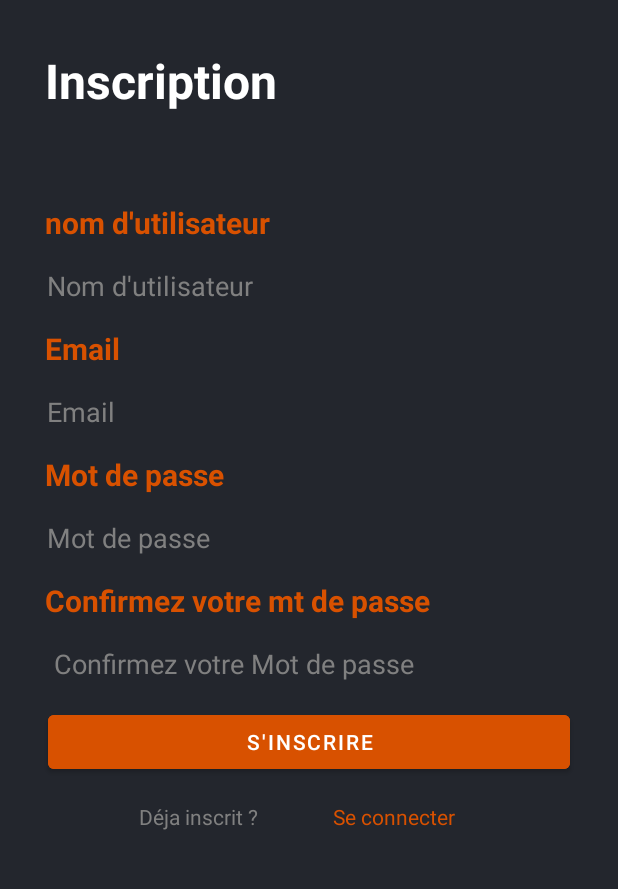
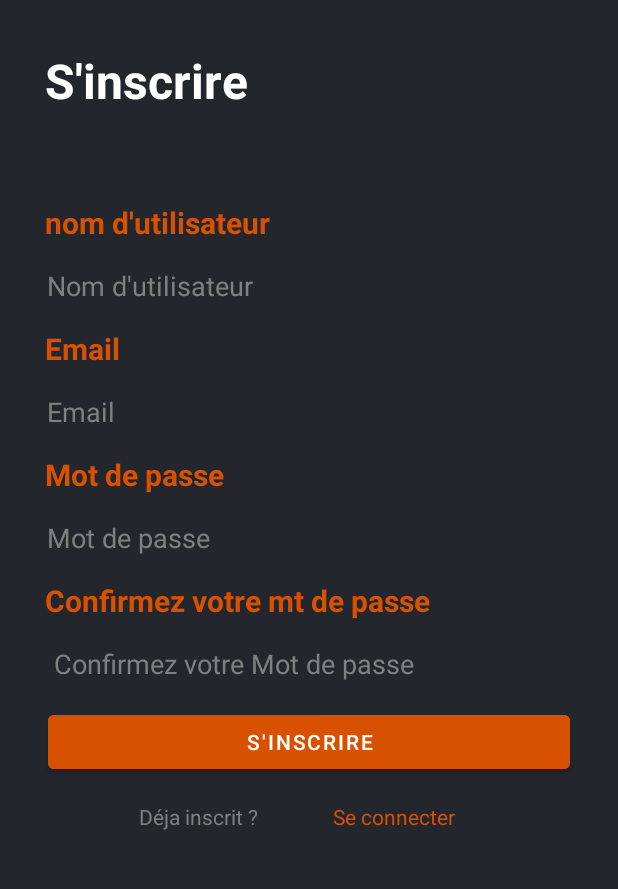
Before and after one commit to DUT-Info-Montreuil/SAE4A__Solanki_Nguyen_Obrun_Cyriaque, an Android app: the Register screen opened directly, with no data from a screen before it, on a phone screen of 412 x 824 dp, the part 297-1186 px from its top. Run offline under Robolectric (Android 15) with nearby library versions, the phone set to English and light mode, and no system bars.

Commit message:
Update activity_register.xml

```diff
--- a/Burgger/app/src/main/res/layout/activity_register.xml
+++ b/Burgger/app/src/main/res/layout/activity_register.xml
@@ -32,7 +32,7 @@
                 android:layout_marginLeft="30sp"
                 android:layout_marginTop="32dp"
                 android:layout_marginBottom="32dp"
-                android:text="Inscription"
+                android:text="S'inscrire"
                 android:textColor="@color/white"
                 android:textSize="32sp"
                 android:textStyle="bold" />
```
